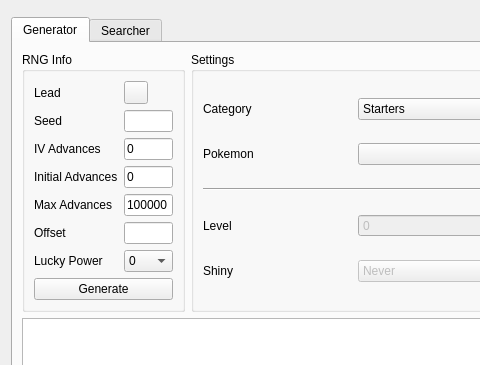
Above: Form/Gen5/Static5.ui from Admiral-Fish/PokeFinder before the change; both pictures show x 0 to 480 and y 0 to 365 of the 1200 by 700 pixel window. Below: the same form after it.
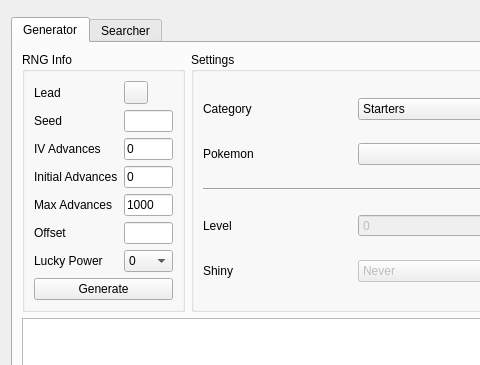
That is the form after the change. Custom widgets are drawn as their Qt base class.

Patch:
```diff
--- a/Form/Gen5/Static5.ui
+++ b/Form/Gen5/Static5.ui
@@ -95,7 +95,7 @@
           <item row="4" column="1">
            <widget class="TextBox" name="textBoxGeneratorMaxAdvances">
             <property name="text">
-             <string notr="true">100000</string>
+             <string notr="true">1000</string>
             </property>
            </widget>
           </item>
```
